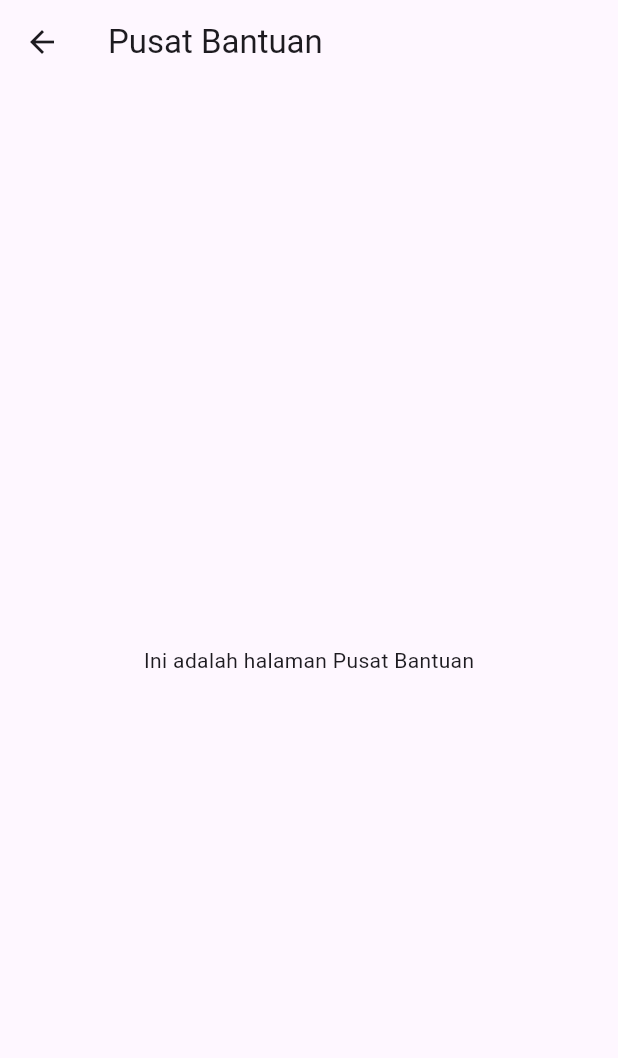
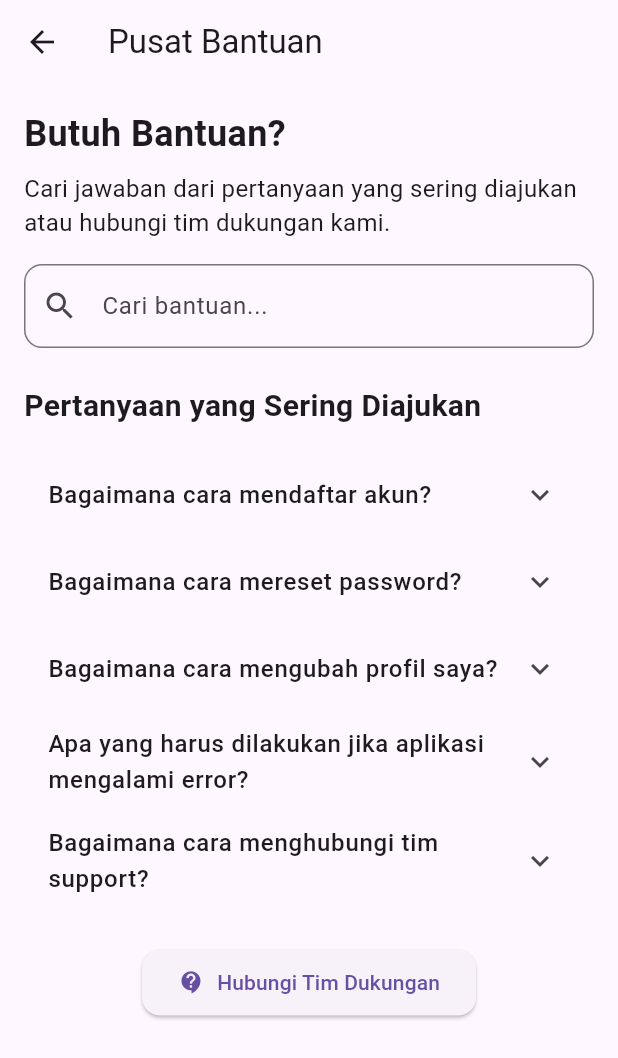
Before and after one commit to DevMossTeam/MediaExplant-Mobile, a Flutter app: the PusatBantuanScreen screen opened by its route, on a phone screen of 412 x 824 dp. Shown: the top 1058 px of the screen. Run offline on Flutter 3.47's test engine with Material 3 defaults, Android fonts, the phone set to English and light mode, and no system bars; our stand-ins replace shared_preferences; accounts and stored records are empty.

Commit message:
Create Pusat Bantuan

```diff
--- a/lib/features/settings/presentation/ui/screens/pusat_bantuan_screen.dart
+++ b/lib/features/settings/presentation/ui/screens/pusat_bantuan_screen.dart
@@ -6,10 +6,107 @@ class PusatBantuanScreen extends StatelessWidget {
   @override
   Widget build(BuildContext context) {
     return Scaffold(
-      appBar: AppBar(title: const Text('Pusat Bantuan')),
-      body: const Center(
-        child: Text('Ini adalah halaman Pusat Bantuan'),
+      appBar: AppBar(
+        title: const Text('Pusat Bantuan'),
+      ),
+      body: SingleChildScrollView(
+        padding: const EdgeInsets.all(16),
+        child: Column(
+          crossAxisAlignment: CrossAxisAlignment.start,
+          children: [
+            // Header dan deskripsi singkat
+            const Text(
+              'Butuh Bantuan?',
+              style: TextStyle(fontSize: 24, fontWeight: FontWeight.bold),
+            ),
+            const SizedBox(height: 8),
+            const Text(
+              'Cari jawaban dari pertanyaan yang sering diajukan atau hubungi tim dukungan kami.',
+              style: TextStyle(fontSize: 16),
+            ),
+            const SizedBox(height: 16),
+            // Kolom pencarian
+            TextField(
+              decoration: InputDecoration(
+                hintText: 'Cari bantuan...',
+                prefixIcon: const Icon(Icons.search),
+                border: OutlineInputBorder(
+                  borderRadius: BorderRadius.circular(12),
+                ),
+              ),
+            ),
+            const SizedBox(height: 24),
+            // Judul FAQ
+            const Text(
+              'Pertanyaan yang Sering Diajukan',
+              style: TextStyle(fontSize: 20, fontWeight: FontWeight.bold),
+            ),
+            const SizedBox(height: 16),
+            // Daftar FAQ menggunakan ExpansionTile
+            _buildFAQItem(
+              question: 'Bagaimana cara mendaftar akun?',
+              answer:
+                  'Untuk mendaftar akun, Anda dapat mengklik tombol "Daftar" di halaman login dan mengisi formulir pendaftaran dengan data yang valid.',
+            ),
+            _buildFAQItem(
+              question: 'Bagaimana cara mereset password?',
+              answer:
+                  'Jika Anda lupa password, klik "Lupa Password?" di halaman login, lalu ikuti petunjuk untuk reset password melalui email Anda.',
+            ),
+            _buildFAQItem(
+              question: 'Bagaimana cara mengubah profil saya?',
+              answer:
+                  'Anda dapat mengubah informasi profil melalui menu "Profil" di dalam aplikasi, lalu pilih "Edit Profil" dan simpan perubahan Anda.',
+            ),
+            _buildFAQItem(
+              question: 'Apa yang harus dilakukan jika aplikasi mengalami error?',
+              answer:
+                  'Jika aplikasi mengalami error, coba restart aplikasi terlebih dahulu. Jika masih berlanjut, hubungi tim dukungan kami melalui halaman "Hubungi Kami".',
+            ),
+            _buildFAQItem(
+              question: 'Bagaimana cara menghubungi tim support?',
+              answer:
+                  'Anda dapat menghubungi tim support melalui halaman "Hubungi Kami" atau mengirim email ke support@aplikasi.com.',
+            ),
+            const SizedBox(height: 24),
+            // Tombol untuk menghubungi tim dukungan
+            Center(
+              child: ElevatedButton.icon(
+                onPressed: () {
+                  Navigator.pushNamed(context, '/hubungi'); // pastikan route sudah tersedia
+                },
+                icon: const Icon(Icons.contact_support),
+                label: const Text('Hubungi Tim Dukungan'),
+                style: ElevatedButton.styleFrom(
+                  padding: const EdgeInsets.symmetric(horizontal: 24, vertical: 12),
+                  shape: RoundedRectangleBorder(
+                    borderRadius: BorderRadius.circular(12),
+                  ),
+                ),
+              ),
+            ),
+          ],
+        ),
       ),
     );
   }
+
+  // Widget helper untuk membuat item FAQ
+  Widget _buildFAQItem({required String question, required String answer}) {
+    return ExpansionTile(
+      title: Text(
+        question,
+        style: const TextStyle(fontSize: 16, fontWeight: FontWeight.w500),
+      ),
+      children: [
+        Padding(
+          padding: const EdgeInsets.symmetric(horizontal: 16, vertical: 8),
+          child: Text(
+            answer,
+            style: const TextStyle(fontSize: 14, color: Colors.black87),
+          ),
+        ),
+      ],
+    );
+  }
 }
```
Also changed, not shown: 4 other files.
